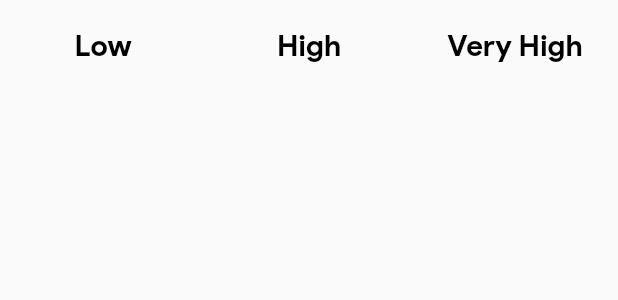
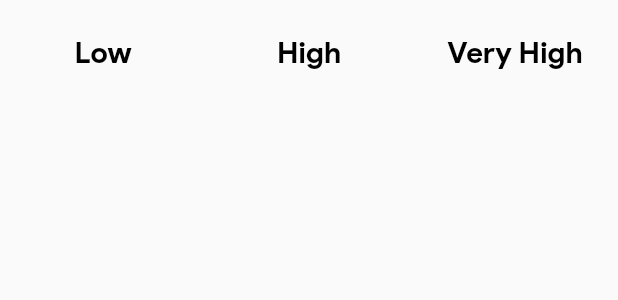
Before and after one commit to JonathanMonga/notes-app, a Flutter app: the PriorityPicker widget shown alone on an empty page, opened directly, on a phone screen of 412 x 824 dp. Shown: the top 300 px of the screen. Run offline on Flutter 3.47's test engine with Material 2 defaults, Android fonts, the phone set to English and light mode, and no system bars; our stand-ins replace get_it, rxdart, sqflite; missing offline and left inert: rx_command; accounts and stored records are empty; statements that could not run were skipped.

Commit message:
update widgets

```diff
--- a/lib/utils/widgets.dart
+++ b/lib/utils/widgets.dart
@@ -33,7 +33,7 @@ class _PriorityPickerState extends State<PriorityPicker> {
     double width = MediaQuery.of(context).size.width;
     return SizedBox(
       width: width,
-      height: 60,
+      height: 70,
       child: ListView.builder(
         scrollDirection: Axis.horizontal,
         itemCount: 3,
@@ -52,6 +52,7 @@ class _PriorityPickerState extends State<PriorityPicker> {
               child: Container(
                 child: Center(
                   child: Text(priorityText[index],
+                      textAlign: TextAlign.center,
                       style: TextStyle(
                           color: selectedIndex == index
                               ? Colors.white
@@ -65,7 +66,7 @@ class _PriorityPickerState extends State<PriorityPicker> {
                     borderRadius: BorderRadius.circular(8.0),
                     border: selectedIndex == index
                         ? Border.all(width: 2, color: Colors.black)
-                        : Border.all(width: 0,color: Colors.transparent)),
+                        : Border.all(width: 0, color: Colors.transparent)),
               ),
             ),
           );
```
